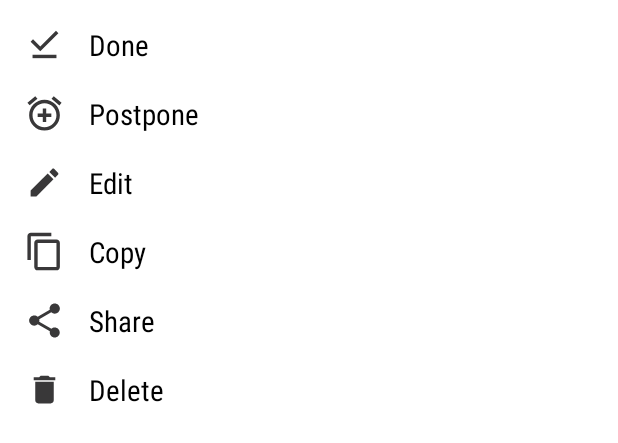
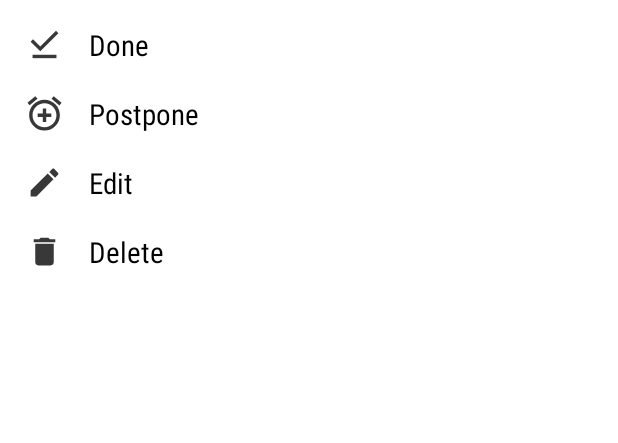
Before and after one commit to aralsalman/VisionaryAlarmClockNew, an Android app: the layout alarm_setting_dialog.xml on its own in the app's theme, with its tools: preview values and no code run, on a phone screen of 412 x 824 dp. Shown: the top 443 px of the screen. Run offline under Robolectric (Android 15) with nearby library versions, the phone set to English and light mode, and no system bars.

Commit message:
Small Updates/cleaning

```diff
--- a/app/src/main/res/layout/activity_calendar_day.xml
+++ b/app/src/main/res/layout/activity_calendar_day.xml
@@ -9,8 +9,8 @@
         tools:context=".fragment.MapsFragment">
 
         <androidx.recyclerview.widget.RecyclerView
+            android:id="@+id/rvCalendarDayReminderList"
             android:layout_width="match_parent"
-            android:layout_height="match_parent"
-            android:id="@+id/rvCalendarDayReminderList"/>
+            android:layout_height="match_parent" />
     </LinearLayout>
 </layout>
--- a/app/src/main/res/layout/alarm_setting_dialog.xml
+++ b/app/src/main/res/layout/alarm_setting_dialog.xml
@@ -109,66 +109,6 @@
         </LinearLayout>
 
         <LinearLayout
-            android:id="@+id/llCopy"
-            android:layout_width="match_parent"
-            android:layout_height="wrap_content"
-            android:layout_marginLeft="@dimen/_10sdp"
-            android:layout_marginTop="@dimen/_10sdp"
-            android:layout_marginRight="@dimen/_10sdp"
-            android:orientation="horizontal">
-
-            <ImageView
-                android:layout_width="@dimen/_25sdp"
-                android:layout_height="@dimen/_25sdp"
-                android:layout_gravity="center_vertical"
-                android:padding="@dimen/_2sdp"
-                android:src="@drawable/ic_baseline_content_copy_24"
-                app:tint="@color/dark_gray" />
-
-
-            <TextView
-                android:layout_width="wrap_content"
-                android:layout_height="wrap_content"
-                android:layout_centerInParent="true"
-                android:layout_gravity="center_vertical"
-                android:layout_marginLeft="@dimen/_10sdp"
-                android:text="Copy"
-                app:fontFamily="sans-serif-condensed"
-                android:textSize="@dimen/_15sdp"
-                android:textColor="@color/black"
-                />
-        </LinearLayout>
-        <LinearLayout
-            android:id="@+id/llShare"
-            android:layout_width="match_parent"
-            android:layout_height="wrap_content"
-            android:layout_marginLeft="@dimen/_10sdp"
-            android:layout_marginTop="@dimen/_10sdp"
-            android:layout_marginRight="@dimen/_10sdp"
-            android:orientation="horizontal">
-
-            <ImageView
-                android:layout_width="@dimen/_25sdp"
-                android:layout_height="@dimen/_25sdp"
-                android:layout_gravity="center_vertical"
-                android:padding="@dimen/_2sdp"
-                android:src="@drawable/ic_baseline_share_24"
-                app:tint="@color/dark_gray" />
-
-
-            <TextView
-                android:layout_width="wrap_content"
-                android:layout_height="wrap_content"
-                android:layout_centerInParent="true"
-                android:layout_gravity="center_vertical"
-                android:layout_marginLeft="@dimen/_10sdp"
-                android:text="Share"
-                app:fontFamily="sans-serif-condensed"
-                android:textSize="@dimen/_15sdp"
-                android:textColor="@color/black"
-                />
-        </LinearLayout>
-        <LinearLayout
             android:id="@+id/llDelete"
             android:layout_width="match_parent"
             android:layout_height="wrap_content"
```
Also changed, not shown: app/src/main/java/com/csi4999/visionaryalarmclock/activity/CalendarDayActivity.kt (+2 -20 lines), app/src/main/java/com/csi4999/visionaryalarmclock/adapter/ReminderListAdapter.kt (+11 -11 lines), app/src/main/java/com/csi4999/visionaryalarmclock/fragment/AllReminderFragment.kt (+2 -20 lines), app/src/main/res/layout/activity_alarm.xml (+6 -6 lines), app/src/main/res/layout/inflater_reminder_list.xml (+0 -9 lines).
